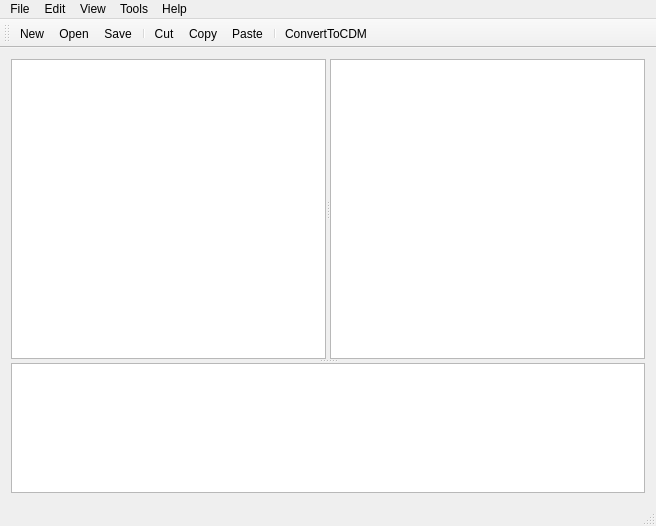
The window that MetaAssembler/MetaAssembler.ui (kristijanzrno/MetaAssemblerQT) describes before a commit, drawn with Qt 5.
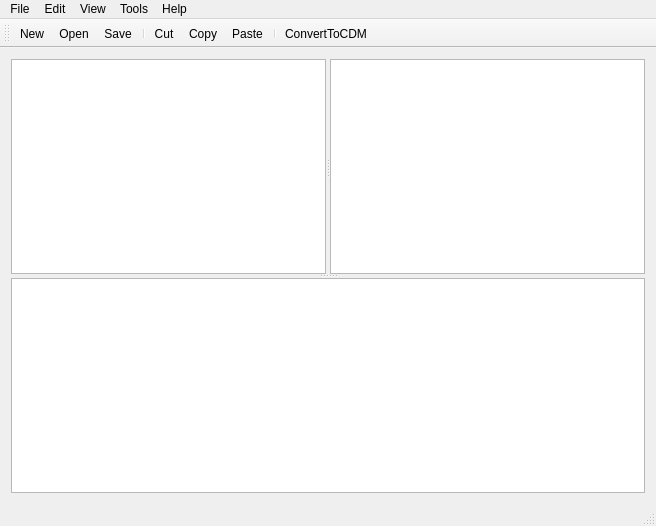
The same window after the commit. Icons and pictures are not drawn.

```diff
--- a/MetaAssembler/MetaAssembler.ui
+++ b/MetaAssembler/MetaAssembler.ui
@@ -50,13 +50,13 @@
        <property name="minimumSize">
         <size>
          <width>0</width>
-         <height>130</height>
+         <height>170</height>
         </size>
        </property>
        <property name="maximumSize">
         <size>
          <width>16777215</width>
-         <height>130</height>
+         <height>250</height>
         </size>
        </property>
        <property name="readOnly">
```
